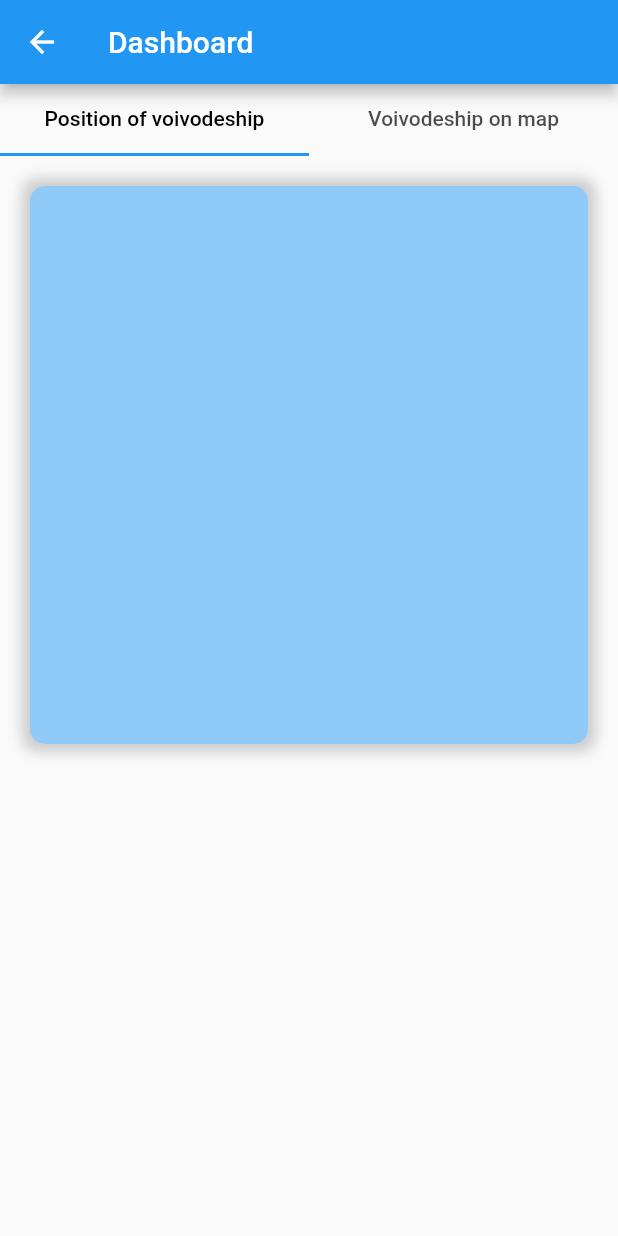
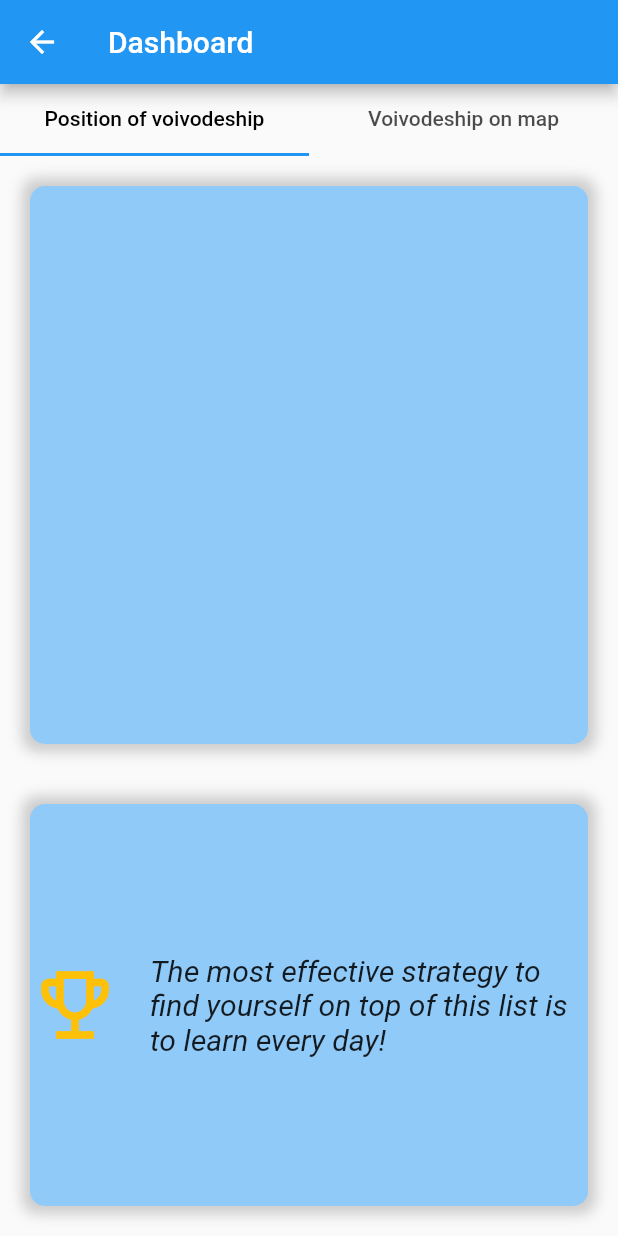
Before and after one commit to AleksyBalazinski/Poland-quiz, a Flutter app: the DashboardPage screen opened directly, on a phone screen of 412 x 824 dp. Run offline on Flutter 3.47's test engine with Material 2 defaults, Android fonts, the phone set to English and light mode, and no system bars; our stand-ins replace cloud_firestore, firebase_auth, firebase_core; missing offline and left inert: proj4dart; accounts and stored records are empty; generated files the repository leaves out were written again.

Commit message:
add a nice protip

```diff
--- a/lib/l10n/app_en.arb
+++ b/lib/l10n/app_en.arb
@@ -156,5 +156,8 @@
     "@username": {},
 
     "reenterPass": "Re-enter password",
-    "@reenterPass": {}
+    "@reenterPass": {},
+
+    "proTip": "The most effective strategy to find yourself on top of this list is to learn every day!",
+    "@proTip": {}
 }
--- a/lib/l10n/app_pl.arb
+++ b/lib/l10n/app_pl.arb
@@ -61,5 +61,7 @@
 
     "username": "Nazwa użytkownika",
 
-    "reenterPass": "Potwierdź hasło"
+    "reenterPass": "Potwierdź hasło",
+
+    "proTip": "Codzinna nauka to najlepsza strategia na zajęcie pierwszego miejsca na tej liście!"
 }
--- a/lib/pages/dashboard_page.dart
+++ b/lib/pages/dashboard_page.dart
@@ -49,6 +49,30 @@ class _DashboardPageState extends State<DashboardPage>
               ],
             ),
           ),
+          Expanded(
+            child: Container(
+              margin: const EdgeInsets.all(20),
+              decoration: getDecoration(color: Colors.blue.shade200),
+              child: Row(
+                mainAxisAlignment: MainAxisAlignment.spaceEvenly,
+                children: [
+                  const Icon(
+                    Icons.emoji_events_outlined,
+                    color: Colors.amber,
+                    size: 60,
+                  ),
+                  const SizedBox(width: 20),
+                  Flexible(
+                    child: Text(
+                      AppLocalizations.of(context)!.proTip,
+                      style: const TextStyle(
+                          fontSize: 20, fontStyle: FontStyle.italic),
+                    ),
+                  ),
+                ],
+              ),
+            ),
+          )
         ],
       ),
     );
--- a/lib/quizes/feedback.dart
+++ b/lib/quizes/feedback.dart
@@ -12,7 +12,7 @@ class GameOverInfo extends StatelessWidget {
     return Expanded(
       child: Container(
         margin: const EdgeInsets.all(20),
-        decoration: getDecoration(color: Colors.redAccent),
+        decoration: getDecoration(color: Colors.redAccent[100]),
         child: Row(
           mainAxisAlignment: MainAxisAlignment.spaceEvenly,
           children: [
@@ -49,7 +49,7 @@ class WrongAnswerInfo extends StatelessWidget {
     return Expanded(
       child: Container(
         margin: const EdgeInsets.all(20),
-        decoration: getDecoration(color: Colors.redAccent),
+        decoration: getDecoration(color: Colors.redAccent[100]),
         child: Row(
           mainAxisAlignment: MainAxisAlignment.spaceEvenly,
           children: [
```
Also changed, not shown: lib/info_box.dart (+6 -3 lines), lib/pages/login_screen.dart (+0 -11 lines), lib/pages/register_screen.dart (+4 -5 lines).
